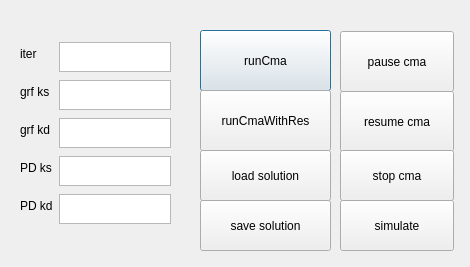
The window that HuboCma/hubocmamanage.ui (hpgit/hubocma) describes before a commit, drawn with Qt 5.
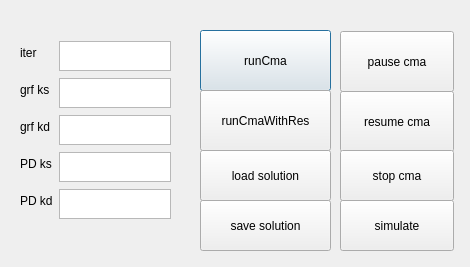
The same window after the commit.

Commit message: edit cma manager and thread

Patch:
```diff
--- a/HuboCma/hubocmamanage.ui
+++ b/HuboCma/hubocmamanage.ui
@@ -123,7 +123,7 @@
      <x>20</x>
      <y>40</y>
      <width>151</width>
-     <height>191</height>
+     <height>181</height>
     </rect>
    </property>
    <layout class="QFormLayout" name="formLayout">
@@ -183,17 +183,7 @@
      </widget>
     </item>
     <item row="2" column="1">
-     <widget class="QTextEdit" name="textEdit_3">
-      <property name="maximumSize">
-       <size>
-        <width>16777215</width>
-        <height>30</height>
-       </size>
-      </property>
-     </widget>
-    </item>
-    <item row="3" column="1">
-     <widget class="QPlainTextEdit" name="plainTextEdit">
+     <widget class="QTextEdit" name="grfKdEdit">
       <property name="maximumSize">
        <size>
         <width>16777215</width>
@@ -203,7 +193,17 @@
      </widget>
     </item>
     <item row="4" column="1">
-     <widget class="QTextEdit" name="textEdit_4">
+     <widget class="QTextEdit" name="PDKdEdit">
+      <property name="maximumSize">
+       <size>
+        <width>16777215</width>
+        <height>30</height>
+       </size>
+      </property>
+     </widget>
+    </item>
+    <item row="3" column="1">
+     <widget class="QTextEdit" name="PDKsEdit">
       <property name="maximumSize">
        <size>
         <width>16777215</width>
```
Left out of the diff: 4 changed lines with no effect on the pictures. The commit also changes 6 other files.
